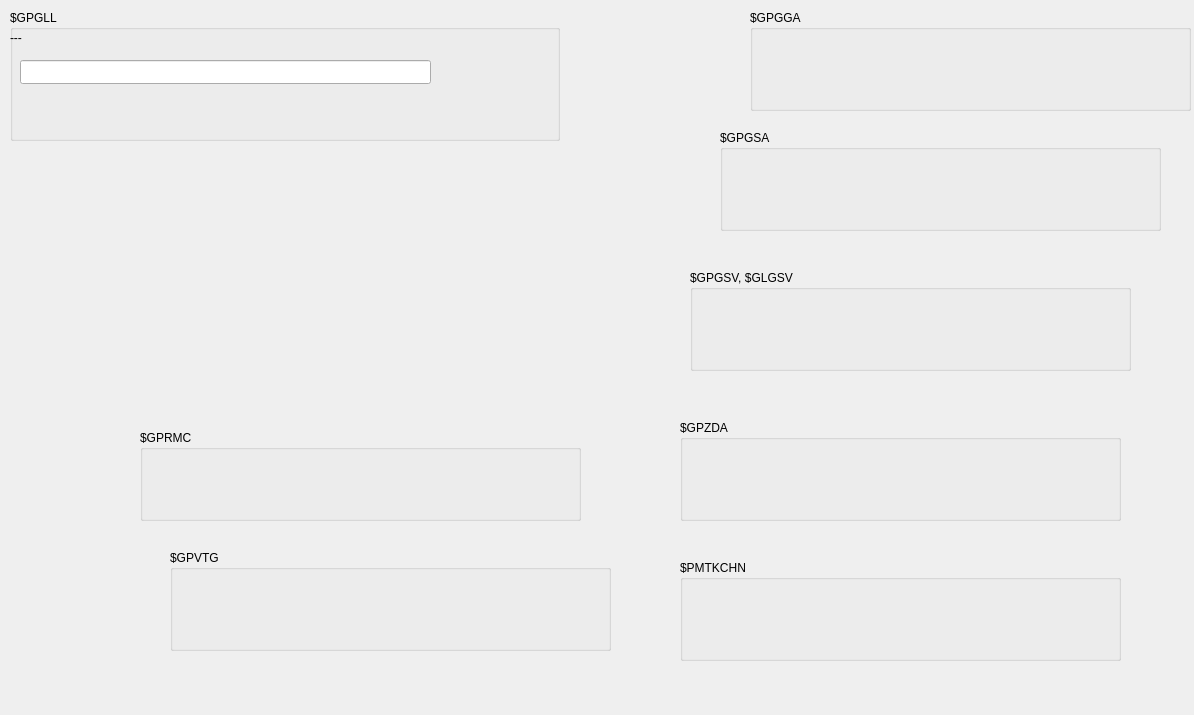
Before: the Qt Designer form GPS_resender/decodenmeadialog.ui in DamianPodrazaCode/GPS_resender, drawn with Qt 5.
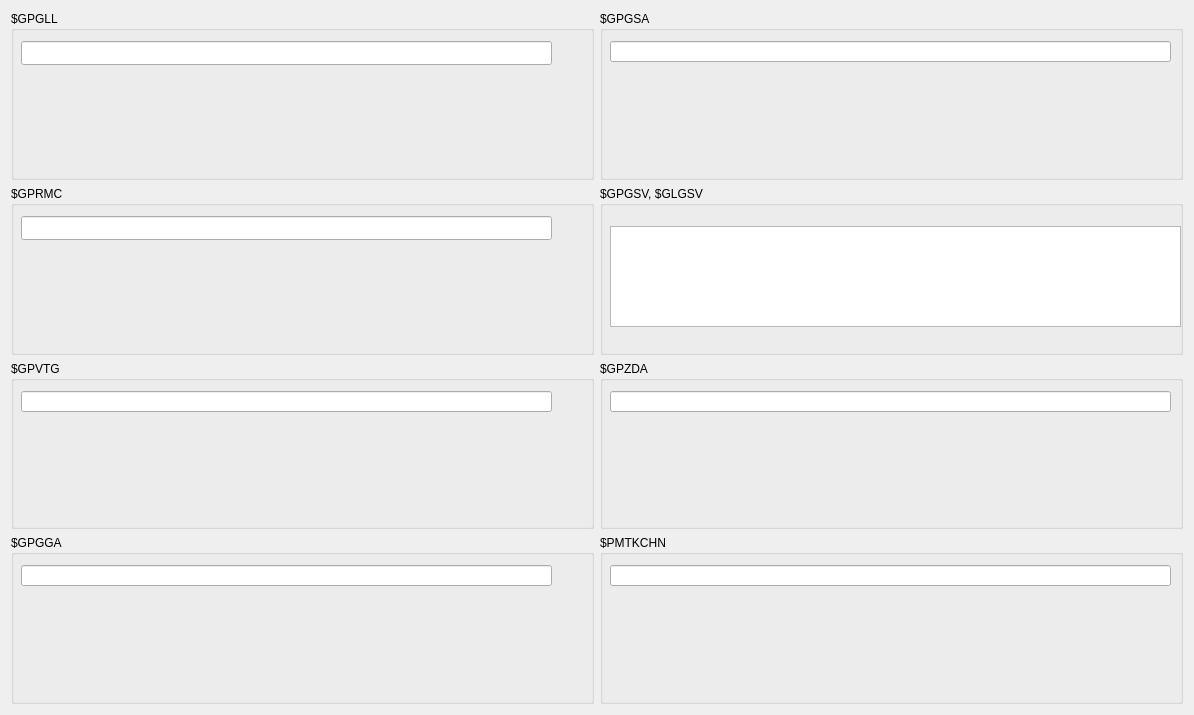
After: the same form once the commit is applied.

The edit to the form file:
```diff
--- a/GPS_resender/decodenmeadialog.ui
+++ b/GPS_resender/decodenmeadialog.ui
@@ -13,15 +13,9 @@
   <property name="windowTitle">
    <string>Dialog</string>
   </property>
+  <layout class="QGridLayout" name="gridLayout">
+   <item row="0" column="0">
   <widget class="QGroupBox" name="groupBox">
-   <property name="geometry">
-    <rect>
-     <x>10</x>
-     <y>10</y>
-     <width>550</width>
-     <height>131</height>
-    </rect>
-   </property>
    <property name="minimumSize">
     <size>
      <width>550</width>
@@ -31,31 +25,12 @@
    <property name="title">
     <string>$GPGLL</string>
    </property>
-   <widget class="QLabel" name="l_gll">
-    <property name="geometry">
-     <rect>
-      <x>0</x>
-      <y>20</y>
-      <width>541</width>
-      <height>16</height>
-     </rect>
-    </property>
-    <property name="sizePolicy">
-     <sizepolicy hsizetype="Maximum" vsizetype="Preferred">
-      <horstretch>0</horstretch>
-      <verstretch>0</verstretch>
-     </sizepolicy>
-    </property>
-    <property name="text">
-     <string>---</string>
-    </property>
-   </widget>
-   <widget class="QLineEdit" name="le_GLL">
+     <widget class="QLineEdit" name="le_gll">
     <property name="geometry">
      <rect>
       <x>10</x>
-      <y>50</y>
-      <width>411</width>
+        <y>30</y>
+        <width>531</width>
       <height>24</height>
      </rect>
     </property>
@@ -70,97 +45,154 @@
     </property>
    </widget>
   </widget>
-  <widget class="QGroupBox" name="groupBox_2">
-   <property name="geometry">
-    <rect>
-     <x>140</x>
-     <y>430</y>
-     <width>441</width>
-     <height>91</height>
-    </rect>
-   </property>
-   <property name="title">
-    <string>$GPRMC</string>
-   </property>
-  </widget>
-  <widget class="QGroupBox" name="groupBox_3">
-   <property name="geometry">
-    <rect>
-     <x>170</x>
-     <y>550</y>
-     <width>441</width>
-     <height>101</height>
-    </rect>
-   </property>
-   <property name="title">
-    <string>$GPVTG</string>
-   </property>
-  </widget>
-  <widget class="QGroupBox" name="groupBox_4">
-   <property name="geometry">
-    <rect>
-     <x>750</x>
-     <y>10</y>
-     <width>441</width>
-     <height>101</height>
-    </rect>
-   </property>
-   <property name="title">
-    <string>$GPGGA</string>
-   </property>
-  </widget>
+   </item>
+   <item row="0" column="1">
   <widget class="QGroupBox" name="groupBox_5">
-   <property name="geometry">
-    <rect>
-     <x>720</x>
-     <y>130</y>
-     <width>441</width>
-     <height>101</height>
-    </rect>
-   </property>
    <property name="title">
     <string>$GPGSA</string>
    </property>
-  </widget>
+     <widget class="QLineEdit" name="le_gsa">
+      <property name="geometry">
+       <rect>
+        <x>10</x>
+        <y>30</y>
+        <width>561</width>
+        <height>21</height>
+       </rect>
+      </property>
+      <property name="readOnly">
+       <bool>true</bool>
+      </property>
+     </widget>
+    </widget>
+   </item>
+   <item row="1" column="0">
+    <widget class="QGroupBox" name="groupBox_2">
+     <property name="title">
+      <string>$GPRMC</string>
+     </property>
+     <widget class="QLineEdit" name="le_rmc">
+      <property name="geometry">
+       <rect>
+        <x>10</x>
+        <y>30</y>
+        <width>531</width>
+        <height>24</height>
+       </rect>
+      </property>
+      <property name="readOnly">
+       <bool>true</bool>
+      </property>
+     </widget>
+    </widget>
+   </item>
+   <item row="1" column="1">
   <widget class="QGroupBox" name="groupBox_6">
-   <property name="geometry">
-    <rect>
-     <x>690</x>
-     <y>270</y>
-     <width>441</width>
-     <height>101</height>
-    </rect>
-   </property>
    <property name="title">
     <string>$GPGSV, $GLGSV</string>
    </property>
-  </widget>
+     <widget class="QPlainTextEdit" name="pte_gsv">
+      <property name="geometry">
+       <rect>
+        <x>10</x>
+        <y>40</y>
+        <width>571</width>
+        <height>101</height>
+       </rect>
+      </property>
+      <property name="lineWrapMode">
+       <enum>QPlainTextEdit::NoWrap</enum>
+      </property>
+      <property name="readOnly">
+       <bool>true</bool>
+      </property>
+     </widget>
+    </widget>
+   </item>
+   <item row="2" column="0">
+    <widget class="QGroupBox" name="groupBox_3">
+     <property name="title">
+      <string>$GPVTG</string>
+     </property>
+     <widget class="QLineEdit" name="le_vtg">
+      <property name="geometry">
+       <rect>
+        <x>10</x>
+        <y>30</y>
+        <width>531</width>
+        <height>21</height>
+       </rect>
+      </property>
+      <property name="readOnly">
+       <bool>true</bool>
+      </property>
+     </widget>
+    </widget>
+   </item>
+   <item row="2" column="1">
   <widget class="QGroupBox" name="groupBox_7">
-   <property name="geometry">
-    <rect>
-     <x>680</x>
-     <y>420</y>
-     <width>441</width>
-     <height>101</height>
-    </rect>
-   </property>
    <property name="title">
     <string>$GPZDA</string>
    </property>
-  </widget>
+     <widget class="QLineEdit" name="le_zda">
+      <property name="geometry">
+       <rect>
+        <x>10</x>
+        <y>30</y>
+        <width>561</width>
+        <height>21</height>
+       </rect>
+      </property>
+      <property name="readOnly">
+       <bool>true</bool>
+      </property>
+     </widget>
+    </widget>
+   </item>
+   <item row="3" column="0">
+    <widget class="QGroupBox" name="groupBox_4">
+     <property name="title">
+      <string>$GPGGA</string>
+     </property>
+     <widget class="QLineEdit" name="le_gga">
+      <property name="geometry">
+       <rect>
+        <x>10</x>
+        <y>30</y>
+        <width>531</width>
+        <height>21</height>
+       </rect>
+      </property>
+      <property name="readOnly">
+       <bool>true</bool>
+      </property>
+     </widget>
+    </widget>
+   </item>
+   <item row="3" column="1">
   <widget class="QGroupBox" name="groupBox_8">
-   <property name="geometry">
-    <rect>
-     <x>680</x>
-     <y>560</y>
-     <width>441</width>
-     <height>101</height>
-    </rect>
-   </property>
    <property name="title">
     <string>$PMTKCHN</string>
    </property>
-  </widget>
+     <widget class="QLineEdit" name="le_chn">
+      <property name="geometry">
+       <rect>
+        <x>10</x>
+        <y>30</y>
+        <width>561</width>
+        <height>21</height>
+       </rect>
+      </property>
+      <property name="frame">
+       <bool>true</bool>
+      </property>
+      <property name="readOnly">
+       <bool>true</bool>
+      </property>
+     </widget>
+    </widget>
+   </item>
+  </layout>
  </widget>
  <resources/>
  <connections/>
```
Lines whose indentation alone changed are shown as unchanged.
